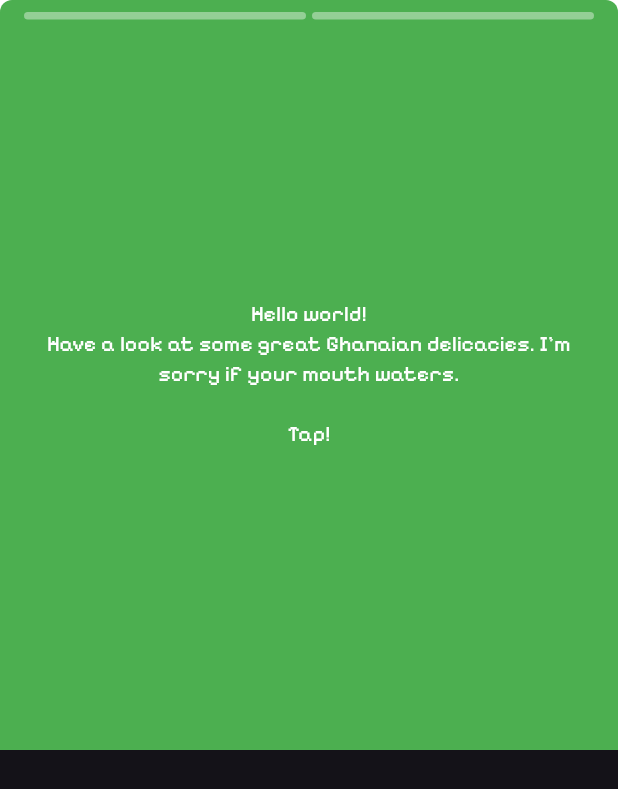
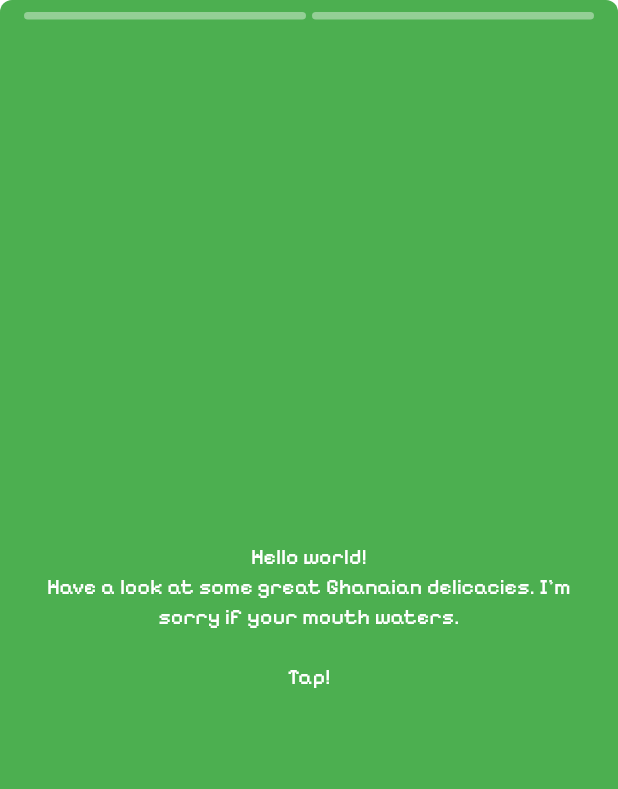
Before and after one commit to oscarito9410/solana_pnl, a Flutter app: the StoryPage screen opened directly, on a phone screen of 412 x 824 dp. Shown: the top 789 px of the screen. Run offline on Flutter 3.47's test engine with Material 3 defaults, Android fonts, the phone set to English and light mode, and no system bars; drawn by our look-alikes of story_view; missing offline and left inert: metaballs.

Commit message:
Fix error design

```diff
--- a/lib/pages/story.dart
+++ b/lib/pages/story.dart
@@ -15,8 +15,10 @@ class _StoryPageState extends State<StoryPage> {
 
   @override
   Widget build(BuildContext context) {
-    return Container(
-        height: 500,
+    return Scaffold(
+        body: SizedBox(
+            height: double.infinity,
+            width: double.infinity,
             child: StoryView(controller: controller, storyItems: [
               StoryItem.text(
                   title:
@@ -29,6 +31,6 @@ class _StoryPageState extends State<StoryPage> {
                   backgroundColor: Colors.green,
                   roundedTop: true,
                   textStyle: const TextStyle(fontFamily: pixelifyFont))
-        ]));
+            ])));
   }
 }
```
Lines whose indentation alone changed are shown as unchanged.
